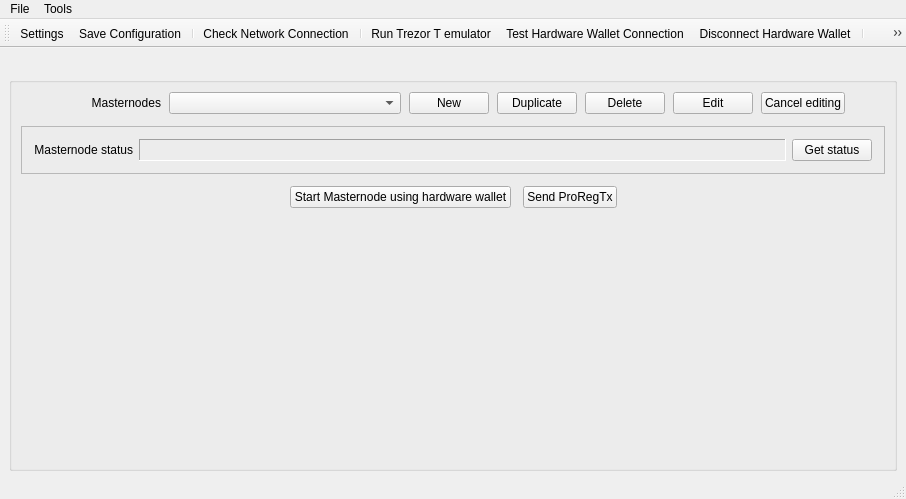
First picture: the form in src/ui/ui_main_dlg.ui, repository Bertrand256/dash-masternode-tool, before the edit.
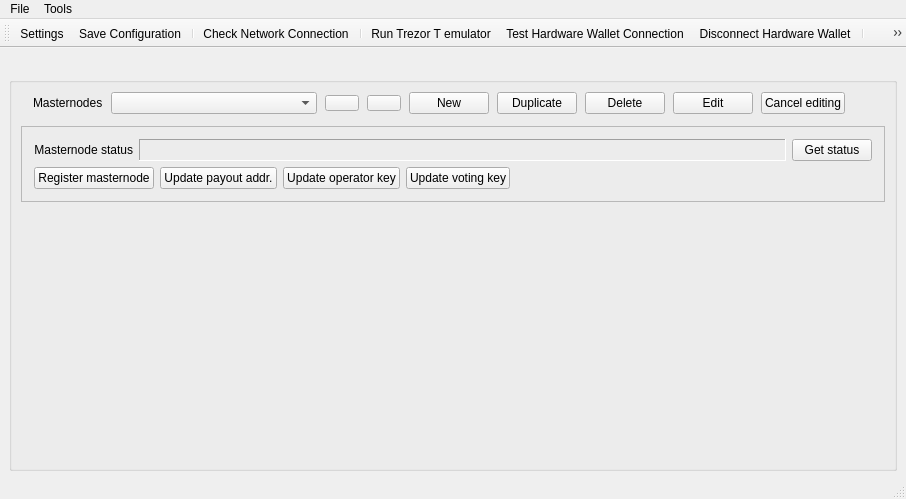
Second picture: the form after the edit.

Commit message: - new: restore configuration from backup - new: gui support for update_registrar (payout address, operator key, voting key) - new: the next payment date info in the status area - removed the pre-spork 15 code - fixed in the proposals dialog (support for v0.14)

The edit to the form file:
```diff
--- a/src/ui/ui_main_dlg.ui
+++ b/src/ui/ui_main_dlg.ui
@@ -75,12 +75,12 @@
         <number>12</number>
        </property>
        <item>
-        <layout class="QHBoxLayout" name="layMasternodesControl" stretch="0,3,0,0,0,0,0,0">
+        <layout class="QHBoxLayout" name="layMasternodesControl" stretch="0,3,0,0,0,0,0,0,0,0">
          <property name="spacing">
           <number>8</number>
          </property>
          <property name="leftMargin">
-          <number>0</number>
+          <number>12</number>
          </property>
          <property name="topMargin">
           <number>0</number>
@@ -95,13 +95,13 @@
           <widget class="QLabel" name="label_5">
            <property name="minimumSize">
             <size>
-             <width>140</width>
+             <width>0</width>
              <height>0</height>
             </size>
            </property>
            <property name="maximumSize">
             <size>
-             <width>140</width>
+             <width>16777215</width>
              <height>16777215</height>
             </size>
            </property>
@@ -109,7 +109,7 @@
             <string>Masternodes</string>
            </property>
            <property name="alignment">
-            <set>Qt::AlignRight|Qt::AlignTrailing|Qt::AlignVCenter</set>
+            <set>Qt::AlignLeading|Qt::AlignLeft|Qt::AlignVCenter</set>
            </property>
           </widget>
          </item>
@@ -141,6 +141,49 @@
            </property>
           </widget>
          </item>
+         <item>
+          <widget class="QPushButton" name="btnMoveMnUp">
+           <property name="sizePolicy">
+            <sizepolicy hsizetype="Maximum" vsizetype="Fixed">
+             <horstretch>0</horstretch>
+             <verstretch>0</verstretch>
+            </sizepolicy>
+           </property>
+           <property name="maximumSize">
+            <size>
+             <width>16777215</width>
+             <height>16777215</height>
+            </size>
+           </property>
+           <property name="toolTip">
+            <string>Move up in the masternode list</string>
+           </property>
+           <property name="styleSheet">
+            <string notr="true">padding-left: 0px;
+padding-right: 0px;</string>
+           </property>
+           <property name="text">
+            <string/>
+           </property>
+           <property name="flat">
+            <bool>false</bool>
+           </property>
+          </widget>
+         </item>
+         <item>
+          <widget class="QPushButton" name="btnMoveMnDown">
+           <property name="toolTip">
+            <string>Move down in the masternode list</string>
+           </property>
+           <property name="styleSheet">
+            <string notr="true">padding-left: 0px;
+padding-right: 0px;</string>
+           </property>
+           <property name="text">
+            <string/>
+           </property>
+          </widget>
+         </item>
          <item>
           <widget class="QPushButton" name="btnNewMn">
            <property name="sizePolicy">
@@ -304,6 +347,9 @@
               <property name="wordWrap">
                <bool>true</bool>
               </property>
+              <property name="openExternalLinks">
+               <bool>true</bool>
+              </property>
               <property name="textInteractionFlags">
                <set>Qt::LinksAccessibleByMouse|Qt::TextSelectableByMouse</set>
               </property>
@@ -327,29 +373,23 @@
             </item>
            </layout>
           </item>
-         </layout>
-        </widget>
-       </item>
        <item>
         <layout class="QHBoxLayout" name="horizontalLayout_2">
          <property name="spacing">
           <number>-1</number>
          </property>
          <item>
-          <spacer name="horizontalSpacer_2">
-           <property name="orientation">
-            <enum>Qt::Horizontal</enum>
-           </property>
-           <property name="sizeHint" stdset="0">
-            <size>
-             <width>40</width>
-             <height>20</height>
-            </size>
-           </property>
-          </spacer>
+             <widget class="QPushButton" name="btnRegisterDmn">
+              <property name="toolTip">
+               <string>Register new/update existing masternode by sending a ProRegTx transaction.</string>
+              </property>
+              <property name="text">
+               <string>Register masternode</string>
+              </property>
+             </widget>
          </item>
          <item>
-          <widget class="QPushButton" name="btnBroadcastMn">
+             <widget class="QPushButton" name="btnUpdMnPayoutAddr">
            <property name="sizePolicy">
             <sizepolicy hsizetype="Minimum" vsizetype="Fixed">
              <horstretch>0</horstretch>
@@ -369,23 +409,33 @@
             </size>
            </property>
            <property name="toolTip">
-            <string>Broadcast information about the Masternode</string>
+               <string>Update the masternode payout address on the network.</string>
            </property>
            <property name="styleSheet">
             <string notr="true"/>
            </property>
            <property name="text">
-            <string>Start Masternode using hardware wallet</string>
+               <string>Update payout addr.</string>
            </property>
           </widget>
          </item>
          <item>
-          <widget class="QPushButton" name="btnMigrateToDMN">
+             <widget class="QPushButton" name="btnUpdMnOperatorKey">
            <property name="toolTip">
-            <string>Register new/update existing deterministic (DIP-3) masternode or migrate from non-deterministic to deterministic masternode. </string>
+               <string>Update the masternode operator key on the network.</string>
            </property>
            <property name="text">
-            <string>Send ProRegTx</string>
+               <string>Update operator key</string>
+              </property>
+             </widget>
+            </item>
+            <item>
+             <widget class="QPushButton" name="btnUpdMnVotingKey">
+              <property name="toolTip">
+               <string>Update the masternode voting key on the network.</string>
+              </property>
+              <property name="text">
+               <string>Update voting key</string>
            </property>
           </widget>
          </item>
@@ -404,6 +454,9 @@
          </item>
         </layout>
        </item>
+         </layout>
+        </widget>
+       </item>
        <item>
         <spacer name="verticalSpacer">
          <property name="orientation">
@@ -468,6 +521,7 @@
     </widget>
     <addaction name="action_load_config_file"/>
     <addaction name="action_open_recent_files"/>
+    <addaction name="action_restore_config_from_backup"/>
     <addaction name="action_save_config_file"/>
     <addaction name="action_save_config_file_as"/>
     <addaction name="separator"/>
@@ -541,16 +595,25 @@
    <property name="toolTip">
     <string>Open configuration file</string>
    </property>
+   <property name="shortcut">
+    <string>Ctrl+O</string>
+   </property>
   </action>
   <action name="action_save_config_file_as">
    <property name="text">
     <string>Save Configuration As...</string>
    </property>
+   <property name="shortcut">
+    <string>Ctrl+Shift+S</string>
+   </property>
   </action>
   <action name="action_save_config_file">
    <property name="text">
     <string>Save Configuration</string>
    </property>
+   <property name="shortcut">
+    <string>Ctrl+S</string>
+   </property>
   </action>
   <action name="action_check_network_connection">
    <property name="text">
@@ -681,6 +744,17 @@
     <string>Proposals Cache</string>
    </property>
   </action>
+  <action name="action_restore_config_from_backup">
+   <property name="text">
+    <string>Restore Configuration from Backup...</string>
+   </property>
+   <property name="toolTip">
+    <string>Restore Configuration from Backup...</string>
+   </property>
+   <property name="shortcut">
+    <string>Ctrl+R</string>
+   </property>
+  </action>
  </widget>
  <tabstops>
   <tabstop>cboMasternodes</tabstop>
```
Lines whose indentation alone changed are shown as unchanged. The commit also changes 17 other files.
